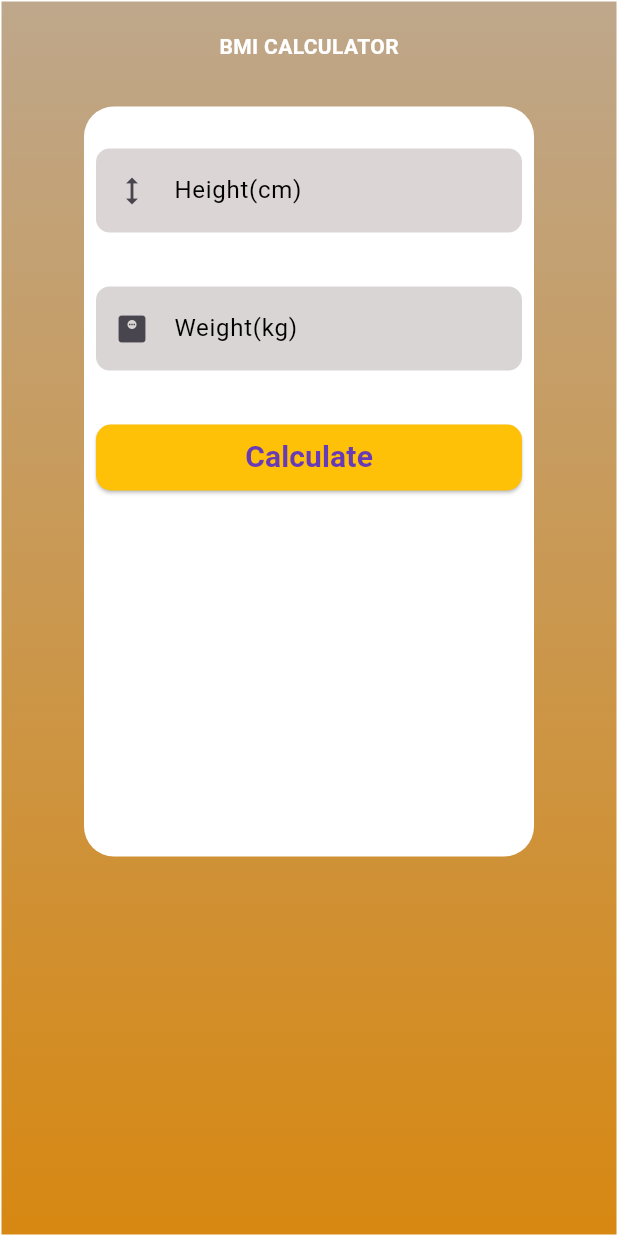
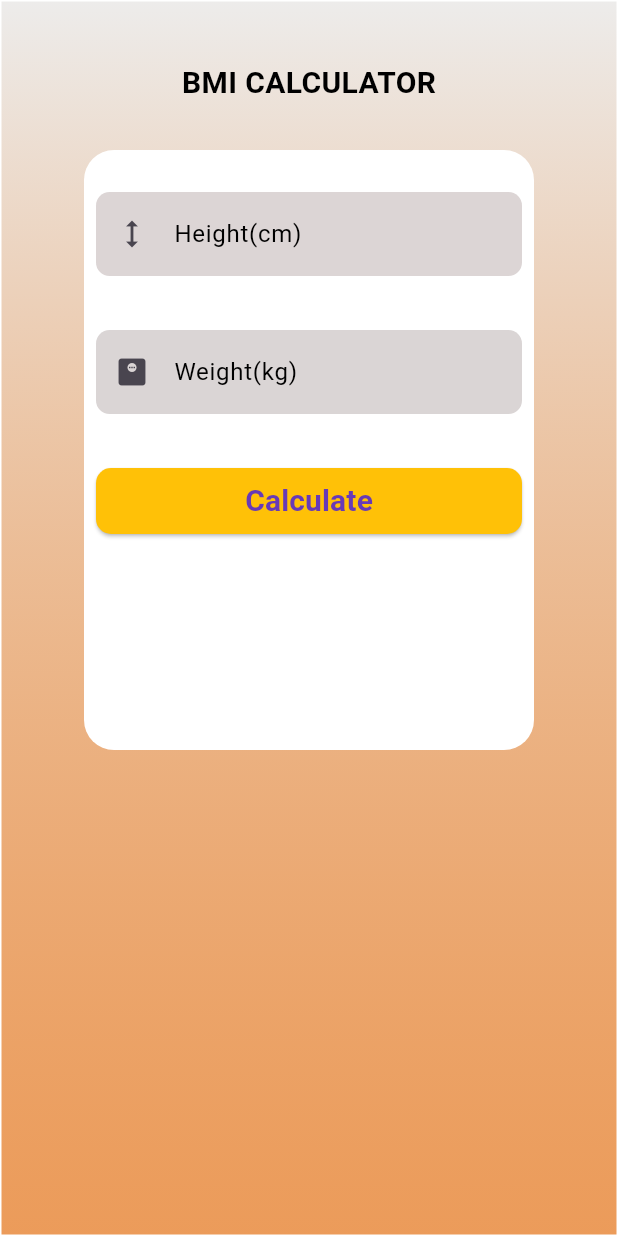
Before and after one commit to shirinsakeer/bmi_calculator_flutter, a Flutter app: the Calculator screen opened directly, after a tap on "Calculate", on a phone screen of 412 x 824 dp. Run offline on Flutter 3.47's test engine with Material 3 defaults, Android fonts, the phone set to English and light mode, and no system bars.

Commit message:
upto calculator

```diff
--- a/lib/calculator.dart
+++ b/lib/calculator.dart
@@ -8,6 +8,18 @@ class Calculator extends StatefulWidget {
 }
 
 class _CalculatorState extends State<Calculator> {
+  String result="";
+  final heightcontroller=TextEditingController();
+  final weightcontroller=TextEditingController();
+  void Calculate(){
+    double h=double.parse(heightcontroller.text)/100;
+    double w=double.parse(weightcontroller.text);
+    double bmi=w/(h*h);
+    setState(() {
+      result="Your bmi is ${bmi.toStringAsFixed(2)}";
+    });
+
+  }
   @override
   Widget build(BuildContext context) {
     return Scaffold(
@@ -21,19 +33,19 @@ class _CalculatorState extends State<Calculator> {
               end: Alignment.bottomCenter,
 
               colors: [
-                const Color.fromARGB(255, 190, 167, 139),
-                const Color.fromARGB(255, 215, 136, 18),
+                const Color.fromARGB(255, 237, 236, 235),
+                const Color.fromARGB(167, 226, 107, 3),
               ],
 
             ),border: Border.all(color: Colors.white)
           ),
           child: Column(
             children: [
-              SizedBox(height: 20),
-              Text("BMI CALCULATOR",style: TextStyle(fontWeight: FontWeight.bold,color: Colors.white),),
+              SizedBox(height: 40),
+              Text("BMI CALCULATOR",style: TextStyle(fontWeight: FontWeight.bold,color: Colors.black,fontSize: 20),),
               SizedBox(height: 30),
               Container(
-                height: 500,
+                height: 400,
                 width: 300,
 
                 decoration: BoxDecoration(color: Colors.white,borderRadius: BorderRadius.circular(20)),
@@ -44,7 +56,7 @@ class _CalculatorState extends State<Calculator> {
                     Padding(
                       padding: const EdgeInsets.all(8.0),
                       child: TextField(
-
+                                  controller: heightcontroller,
                                   decoration: InputDecoration(
                                     fillColor: const Color.fromARGB(255, 220, 213, 213),
                                     filled: true,
@@ -63,7 +75,7 @@ class _CalculatorState extends State<Calculator> {
                     Padding(
                       padding: const EdgeInsets.all(8.0),
                       child: TextField(
-
+                            controller: weightcontroller,
                                   decoration: InputDecoration(
                                     fillColor: const Color.fromARGB(255, 218, 213, 213),
                                     filled: true,
@@ -86,10 +98,12 @@ class _CalculatorState extends State<Calculator> {
             child: ElevatedButton( style:
              ElevatedButton.styleFrom(backgroundColor: Colors.amber,foregroundColor: Colors.black,shape: RoundedRectangleBorder(borderRadius: BorderRadius.circular(10))),
                    onPressed: () {
+             Calculate();
+            }, child: Text("Calculate",style: TextStyle(fontWeight: FontWeight.bold,color: Colors.deepPurple,fontSize: 20),)),
 
-            }, child: Text("Calculate",style: TextStyle(fontWeight: FontWeight.bold,color: Colors.deepPurple,fontSize: 20),)),
           ),
-        )
+        ),
+        Text(result,style: TextStyle(color: Colors.red),),
                   ],
 
                 ),
--- a/lib/splash.dart
+++ b/lib/splash.dart
@@ -17,8 +17,8 @@ class Splash extends StatelessWidget {
               end: Alignment.bottomCenter,
 
               colors: [
-                const Color.fromARGB(255, 190, 167, 139),
-                const Color.fromARGB(255, 215, 136, 18),
+               const Color.fromARGB(255, 237, 236, 235),
+                const Color.fromARGB(167, 226, 107, 3),
               ],
 
             ),border: Border.all(color: Colors.white)
```
